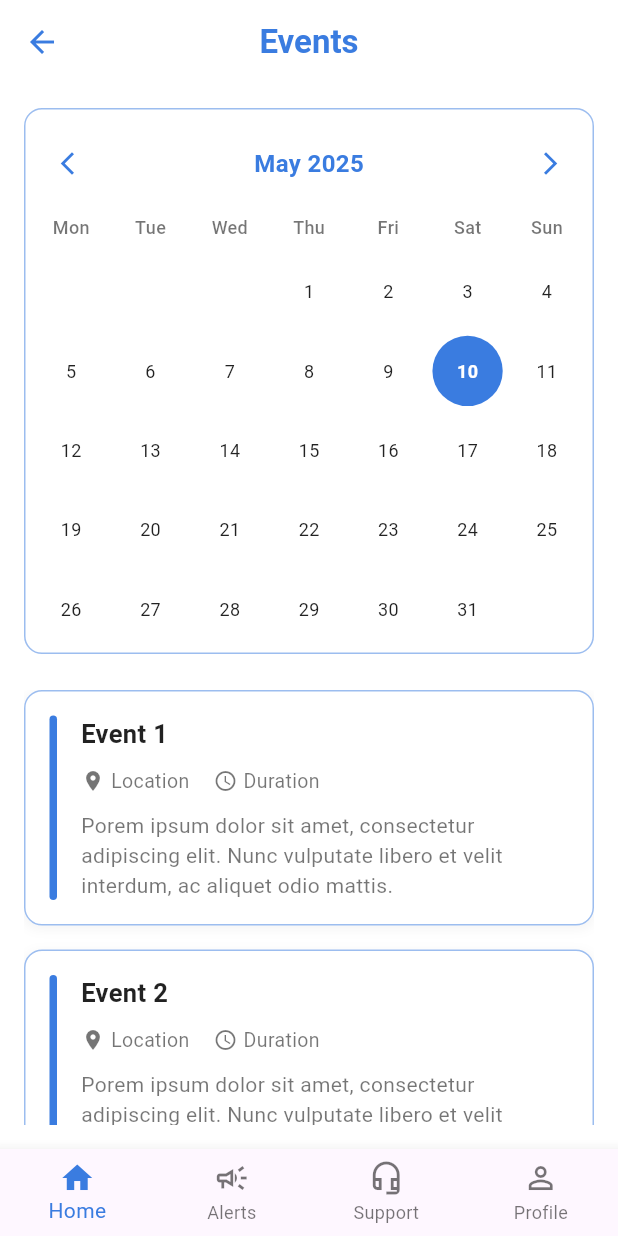
After one commit to ShrivatsaGuru/FEEN, a Flutter app: the EventsPage screen opened by its route, on a phone screen of 412 x 824 dp. The commit adds this screen. Run offline on Flutter 3.47's test engine with Material 3 defaults, Android fonts, the phone set to English and light mode, and no system bars; network calls fail.

Commit message:
Events_page_done

```diff
--- /dev/null
+++ b/lib/EventsPage.dart
@@ -0,0 +1,453 @@
+import 'package:flutter/material.dart';
+import 'package:intl/intl.dart'; // Don't forget to add intl package to pubspec.yaml and run 'flutter pub get'
+
+// Main application widget for demonstration purposes
+// You would typically have this in your main.dart or a similar setup file.
+// void main() {
+//   runApp(MyApp());
+// }
+
+// class MyApp extends StatelessWidget {
+//   @override
+//   Widget build(BuildContext context) {
+//     return MaterialApp(
+//       title: 'Flutter Events App',
+//       theme: ThemeData(
+//         primarySwatch: Colors.blue,
+//         // If you want to use the specific blue color 0xFF3A7CE0 as primary:
+//         // colorScheme: ColorScheme.fromSeed(seedColor: Color(0xFF3A7CE0)),
+//         // useMaterial3: true, // Optional: if you want Material 3 features
+//       ),
+//       home: EventsPage(), // Set EventsPage as the home screen
+//     );
+//   }
+// }
+
+class EventsPage extends StatelessWidget {
+  @override
+  Widget build(BuildContext context) {
+    return Scaffold(
+      appBar: AppBar(
+        backgroundColor: Colors.white,
+        elevation: 0,
+        leading: IconButton(
+          icon: Icon(Icons.arrow_back, color: Color(0xFF3A7CE0)),
+          onPressed: () {
+            // If EventsPage is not the first page, Navigator.pop(context) is fine.
+            // If it's the root, you might want to handle this differently (e.g., exit app or do nothing).
+            if (Navigator.canPop(context)) {
+              Navigator.pop(context);
+            }
+          },
+        ),
+        title: Text(
+          'Events',
+          style: TextStyle(
+            color: Color(0xFF3A7CE0),
+            fontWeight: FontWeight.bold,
+          ),
+        ),
+        centerTitle: true,
+      ),
+      body: Padding(
+        padding: EdgeInsets.all(16),
+        child: Column(
+          children: [
+            _buildDateSelector(),
+            SizedBox(height: 24),
+            Expanded(
+              child: ListView(
+                children: [
+                  _buildEventCard("Event 1"),
+                  _buildEventCard("Event 2"),
+                  // Add more event cards here if needed
+                  // _buildEventCard("Event 3"),
+                ],
+              ),
+            ),
+          ],
+        ),
+      ),
+      bottomNavigationBar: BottomNavigationBar(
+        currentIndex: 0,
+        selectedItemColor: Color(0xFF3A7CE0),
+        unselectedItemColor: Colors.black54,
+        showUnselectedLabels: true,
+        type: BottomNavigationBarType.fixed,
+        items: [
+          BottomNavigationBarItem(
+              icon: Icon(Icons.home_outlined),
+              activeIcon: Icon(Icons.home),
+              label: 'Home'),
+          BottomNavigationBarItem(
+              icon: Icon(Icons.campaign_outlined),
+              activeIcon: Icon(Icons.campaign),
+              label: 'Alerts'),
+          BottomNavigationBarItem(
+              icon: Icon(Icons.headset_mic_outlined),
+              activeIcon: Icon(Icons.headset_mic),
+              label: 'Support'),
+          BottomNavigationBarItem(
+              icon: Icon(Icons.person_outline),
+              activeIcon: Icon(Icons.person),
+              label: 'Profile'),
+        ],
+        onTap: (index) {
+          // Handle navigation tap here
+          print("Tapped on item $index");
+          // Example: You might use a PageController or Navigator to switch views
+        },
+      ),
+    );
+  }
+
+  // Date Selector Widget (using the HorizontallyScrollableDateSelector)
+  Widget _buildDateSelector() {
+    return HorizontallyScrollableDateSelector(
+      onDateSelected: (date) {
+        print("Selected date from EventsPage: $date");
+        // You can update the state of EventsPage or trigger data fetching for the selected date
+      },
+      accentColor: Color(0xFF3A7CE0), // Consistent accent color
+      borderColor: Color(0xFF3A7CE0).withOpacity(0.5), // Slightly softer border
+    );
+  }
+
+  // Event Card Widget
+  Widget _buildEventCard(String title) {
+    return Container(
+      margin: EdgeInsets.only(bottom: 16),
+      padding: EdgeInsets.all(16),
+      decoration: BoxDecoration(
+        color: Colors.white,
+        border: Border.all(color: Color(0xFF3A7CE0).withOpacity(0.5)),
+        borderRadius: BorderRadius.circular(12),
+        boxShadow: [
+          BoxShadow(
+            color: Colors.grey.withOpacity(0.1),
+            spreadRadius: 1,
+            blurRadius: 5,
+            offset: Offset(0, 2),
+          ),
+        ],
+      ),
+      child: IntrinsicHeight(
+        child: Row(
+          crossAxisAlignment: CrossAxisAlignment.stretch,
+          children: [
+            Container(
+              width: 5,
+              decoration: BoxDecoration(
+                  color: Color(0xFF3A7CE0),
+                  borderRadius: BorderRadius.circular(3)
+              ),
+            ),
+            SizedBox(width: 16),
+            Expanded(
+              child: Column(
+                crossAxisAlignment: CrossAxisAlignment.start,
+                children: [
+                  Text(
+                    title,
+                    style: TextStyle(
+                      fontSize: 17,
+                      fontWeight: FontWeight.bold,
+                      color: Colors.black87,
+                    ),
+                  ),
+                  SizedBox(height: 10),
+                  Row(
+                    children: [
+                      Icon(Icons.location_on, size: 16, color: Colors.black54),
+                      SizedBox(width: 4),
+                      Text("Location", style: TextStyle(color: Colors.black54, fontSize: 13)),
+                      SizedBox(width: 16),
+                      Icon(Icons.access_time, size: 16, color: Colors.black54),
+                      SizedBox(width: 4),
+                      Text("Duration", style: TextStyle(color: Colors.black54, fontSize: 13)),
+                    ],
+                  ),
+                  SizedBox(height: 10),
+                  Text(
+                    "Porem ipsum dolor sit amet, consectetur adipiscing elit. Nunc vulputate libero et velit interdum, ac aliquet odio mattis.",
+                    style: TextStyle(fontSize: 14, color: Colors.black54, height: 1.4),
+                  ),
+                ],
+              ),
+            ),
+          ],
+        ),
+      ),
+    );
+  }
+}
+
+// Horizontally Scrollable Date Selector Widget
+class HorizontallyScrollableDateSelector extends StatefulWidget {
+  final DateTime? initialDate;
+  final Function(DateTime)? onDateSelected;
+  final Color? accentColor;
+  final Color? borderColor;
+
+  HorizontallyScrollableDateSelector({
+    Key? key,
+    this.initialDate,
+    this.onDateSelected,
+    this.accentColor,
+    this.borderColor,
+  }) : super(key: key);
+
+  @override
+  _HorizontallyScrollableDateSelectorState createState() =>
+      _HorizontallyScrollableDateSelectorState();
+}
+
+class _HorizontallyScrollableDateSelectorState
+    extends State<HorizontallyScrollableDateSelector> {
+  late DateTime _selectedDate;
+  late DateTime _focusedMonth;
+  late PageController _pageController;
+  late DateTime _baseDateForPageController;
+
+  final int _initialPageOffset = 1200; // 100 years * 12 months
+  final int _totalMonths = 2400; // 200 years * 12 months
+
+  late Color _accentColor;
+  late Color _borderColor;
+
+  @override
+  void initState() {
+    super.initState();
+    _selectedDate = widget.initialDate ?? DateTime.now();
+    _focusedMonth = DateTime(_selectedDate.year, _selectedDate.month, 1);
+    _baseDateForPageController = DateTime(
+        _focusedMonth.year, _focusedMonth.month - _initialPageOffset, 1);
+    _pageController = PageController(initialPage: _initialPageOffset);
+
+    _accentColor = widget.accentColor ?? Color(0xFF3A7CE0);
+    _borderColor = widget.borderColor ?? Color(0xFF3A7CE0);
+  }
+
+  @override
+  void didUpdateWidget(HorizontallyScrollableDateSelector oldWidget) {
+    super.didUpdateWidget(oldWidget);
+    bool needsPageUpdate = false;
+
+    if (widget.initialDate != null && widget.initialDate != _selectedDate) {
+      _selectedDate = widget.initialDate!;
+      DateTime newFocusedMonthCandidate = DateTime(_selectedDate.year, _selectedDate.month, 1);
+      if (newFocusedMonthCandidate != _focusedMonth) {
+        _focusedMonth = newFocusedMonthCandidate;
+        needsPageUpdate = true;
+      }
+    }
+
+    if (widget.accentColor != null && widget.accentColor != _accentColor) {
+      _accentColor = widget.accentColor!;
+    }
+    if (widget.borderColor != null && widget.borderColor != _borderColor) {
+      _borderColor = widget.borderColor!;
+    }
+
+    if (needsPageUpdate) {
+      int yearDiff = _focusedMonth.year - _baseDateForPageController.year;
+      int monthDiffInYears = yearDiff * 12;
+      int targetPage = monthDiffInYears + (_focusedMonth.month - _baseDateForPageController.month);
+
+      if (_pageController.hasClients && targetPage >= 0 && targetPage < _totalMonths) {
+        if ((_pageController.page?.round() ?? _initialPageOffset) != targetPage) {
+          _pageController.jumpToPage(targetPage);
+        }
+      } else if (targetPage >= 0 && targetPage < _totalMonths) {
+        _pageController.dispose();
+        _pageController = PageController(initialPage: targetPage);
+      }
+    }
+  }
+
+  @override
+  void dispose() {
+    _pageController.dispose();
+    super.dispose();
+  }
+
+  String _getMonthYearString(DateTime date) {
+    // This requires the intl package to be correctly imported and resolved.
+    return DateFormat.yMMMM().format(date);
+  }
+
+  List<DateTime?> _getCalendarDaysForMonth(DateTime monthToDisplay) {
+    final firstDayOfMonth = DateTime(monthToDisplay.year, monthToDisplay.month, 1);
+    final daysInMonth = DateTime(monthToDisplay.year, monthToDisplay.month + 1, 0).day;
+    List<DateTime?> calendarDays = [];
+    // Adjust for Dart's DateTime.weekday (Monday=1, Sunday=7)
+    int leadingEmptyCellCount = (firstDayOfMonth.weekday - DateTime.monday + 7) % 7;
+    for (int i = 0; i < leadingEmptyCellCount; i++) {
+      calendarDays.add(null);
+    }
+    for (int i = 0; i < daysInMonth; i++) {
+      calendarDays.add(DateTime(monthToDisplay.year, monthToDisplay.month, i + 1));
+    }
+    while (calendarDays.length < 42) { // Ensure 6 weeks (42 cells) for consistent height
+      calendarDays.add(null);
+    }
+    return calendarDays;
+  }
+
+  void _onArrowPressed(int direction) {
+    if (direction < 0 && _pageController.page! > 0) {
+      _pageController.previousPage(
+          duration: Duration(milliseconds: 300), curve: Curves.easeInOut);
+    } else if (direction > 0 && _pageController.page! < _totalMonths - 1) {
+      _pageController.nextPage(
+          duration: Duration(milliseconds: 300), curve: Curves.easeInOut);
+    }
+  }
+
+  Widget _buildMonthPage(DateTime monthToDisplay) {
+    final calendarDays = _getCalendarDaysForMonth(monthToDisplay);
+    final List<String> dayAbbreviations = ['Mon', 'Tue', 'Wed', 'Thu', 'Fri', 'Sat', 'Sun'];
+
+    return Column(
+      crossAxisAlignment: CrossAxisAlignment.stretch,
+      children: [
+        Row(
+          mainAxisAlignment: MainAxisAlignment.spaceAround,
+          children: dayAbbreviations
+              .map((dayAbbr) => Expanded(
+            child: Center(
+              child: Text(
+                dayAbbr,
+                style: TextStyle(
+                    fontSize: 12,
+                    fontWeight: FontWeight.w500,
+                    color: Colors.black54),
+              ),
+            ),
+          ))
+              .toList(),
+        ),
+        SizedBox(height: 8),
+        Expanded(
+          child: GridView.builder(
+            physics: NeverScrollableScrollPhysics(),
+            gridDelegate: SliverGridDelegateWithFixedCrossAxisCount(
+              crossAxisCount: 7,
+              childAspectRatio: 1.0,
+            ),
+            itemCount: calendarDays.length,
+            itemBuilder: (context, index) {
+              final date = calendarDays[index];
+              if (date == null) return Container();
+
+              // *** TYPO FIX HERE ***
+              final bool isSelected = date.year == _selectedDate.year &&
+                  date.month == _selectedDate.month &&
+                  date.day == _selectedDate.day; // Was _selectedDdate.day
+              final DateTime now = DateTime.now();
+              final bool isToday = date.year == now.year &&
+                  date.month == now.month &&
+                  date.day == now.day;
+              final bool isOutsideFocusedMonth = date.month != monthToDisplay.month;
+
+              return GestureDetector(
+                onTap: () {
+                  if (isOutsideFocusedMonth) return;
+                  setState(() => _selectedDate = date);
+                  if (widget.onDateSelected != null) {
+                    widget.onDateSelected!(date);
+                  }
+                },
+                child: Container(
+                  margin: EdgeInsets.all(3),
+                  decoration: BoxDecoration(
+                    color: isSelected
+                        ? _accentColor
+                        : isToday && !isOutsideFocusedMonth
+                        ? _accentColor.withOpacity(0.25)
+                        : Colors.transparent,
+                    shape: BoxShape.circle,
+                    border: isToday && !isSelected && !isOutsideFocusedMonth
+                        ? Border.all(color: _accentColor.withOpacity(0.8), width: 1)
+                        : null,
+                  ),
+                  alignment: Alignment.center,
+                  child: Text(
+                    '${date.day}',
+                    style: TextStyle(
+                      color: isSelected
+                          ? Colors.white
+                          : isOutsideFocusedMonth
+                          ? Colors.grey.shade400
+                          : isToday ? _accentColor : Colors.black87,
+                      fontSize: 12,
+                      fontWeight: isSelected ? FontWeight.bold : FontWeight.normal,
+                    ),
+                  ),
+                ),
+              );
+            },
+          ),
+        ),
+      ],
+    );
+  }
+
+  @override
+  Widget build(BuildContext context) {
+    return Container(
+      decoration: BoxDecoration(
+        border: Border.all(color: _borderColor),
+        borderRadius: BorderRadius.circular(12),
+      ),
+      padding: EdgeInsets.fromLTRB(4, 12, 4, 12),
+      child: Column(
+        mainAxisSize: MainAxisSize.min,
+        children: [
+          Row(
+            mainAxisAlignment: MainAxisAlignment.spaceBetween,
+            children: [
+              IconButton(
+                icon: Icon(Icons.arrow_back_ios_new, color: _accentColor, size: 18),
+                onPressed: () => _onArrowPressed(-1),
+                splashRadius: 20,
+              ),
+              Text(
+                _getMonthYearString(_focusedMonth),
+                style: TextStyle(
+                  fontWeight: FontWeight.bold,
+                  fontSize: 16,
+                  color: _accentColor,
+                ),
+              ),
+              IconButton(
+                icon: Icon(Icons.arrow_forward_ios, color: _accentColor, size: 18),
+                onPressed: () => _onArrowPressed(1),
+                splashRadius: 20,
+              ),
+            ],
+          ),
+          SizedBox(height: 10),
+          SizedBox(
+            height: 280,
+            child: PageView.builder(
+              controller: _pageController,
+              itemCount: _totalMonths,
+              onPageChanged: (page) {
+                setState(() {
+                  _focusedMonth = DateTime(_baseDateForPageController.year,
+                      _baseDateForPageController.month + page, 1);
+                });
+              },
+              itemBuilder: (context, pageIndex) {
+                DateTime monthToDisplay = DateTime(_baseDateForPageController.year,
+                    _baseDateForPageController.month + pageIndex, 1);
+                return _buildMonthPage(monthToDisplay);
+              },
+            ),
+          ),
+        ],
+      ),
+    );
+  }
+}
--- a/lib/main.dart
+++ b/lib/main.dart
@@ -2,6 +2,7 @@ import 'package:flutter/material.dart';
 import 'package:flutter/services.dart';
 import 'dart:ui';
 import 'contact_us_page.dart'; // Import the Contact Us page
+import 'EventsPage.dart';
 
 void main() {
   runApp(MyApp());
@@ -19,6 +20,7 @@ class MyApp extends StatelessWidget {
       routes: {
         '/': (context) => HomeScreen(),
         '/contact': (context) => ContactUsPage(),
+        '/events': (context) => EventsPage(),
       },
 
       initialRoute: '/',
@@ -41,7 +43,7 @@ class HomeScreen extends StatelessWidget {
                     child: Column(
                       crossAxisAlignment: CrossAxisAlignment.start,
                       children: [
-                        _buildDiscoverSection(),
+                        _buildDiscoverSection(context),
                         _buildAdSection(),
                         _buildGallerySection(),
                         _buildNoticeSection(),
@@ -134,7 +136,8 @@ class HomeScreen extends StatelessWidget {
     );
   }
 
-  Widget _buildDiscoverSection() {
+  Widget _buildDiscoverSection(BuildContext context)
+  {
     return Padding(
       padding: EdgeInsets.symmetric(horizontal: 16, vertical: 16),
       child: Column(
@@ -177,10 +180,15 @@ class HomeScreen extends StatelessWidget {
           Row(
             children: [
               Expanded(
-                child: _buildInfoCard(
-                  'Upcoming Events',
-                  '2 Notifications',
-                  Icons.emoji_events_outlined,
+                child: GestureDetector(
+                  onTap: () {
+                    Navigator.pushNamed(context, '/events');
+                  },
+                  child: _buildInfoCard(
+                    'Upcoming Events',
+                    '2 Notifications',
+                    Icons.emoji_events_outlined,
+                  ),
                 ),
               ),
               SizedBox(width: 12),
@@ -197,6 +205,7 @@ class HomeScreen extends StatelessWidget {
       ),
     );
   }
+
 
   Widget _buildInfoCard(String title, String subtitle, IconData iconData) {
     return Container(
--- a/pubspec.yaml
+++ b/pubspec.yaml
@@ -31,6 +31,7 @@ dependencies:
   flutter:
     sdk: flutter
   url_launcher: 6.3.1
+  intl: ^0.18.0
 
   # The following adds the Cupertino Icons font to your application.
   # Use with the CupertinoIcons class for iOS style icons.
```
Also changed, not shown: pubspec.lock.
